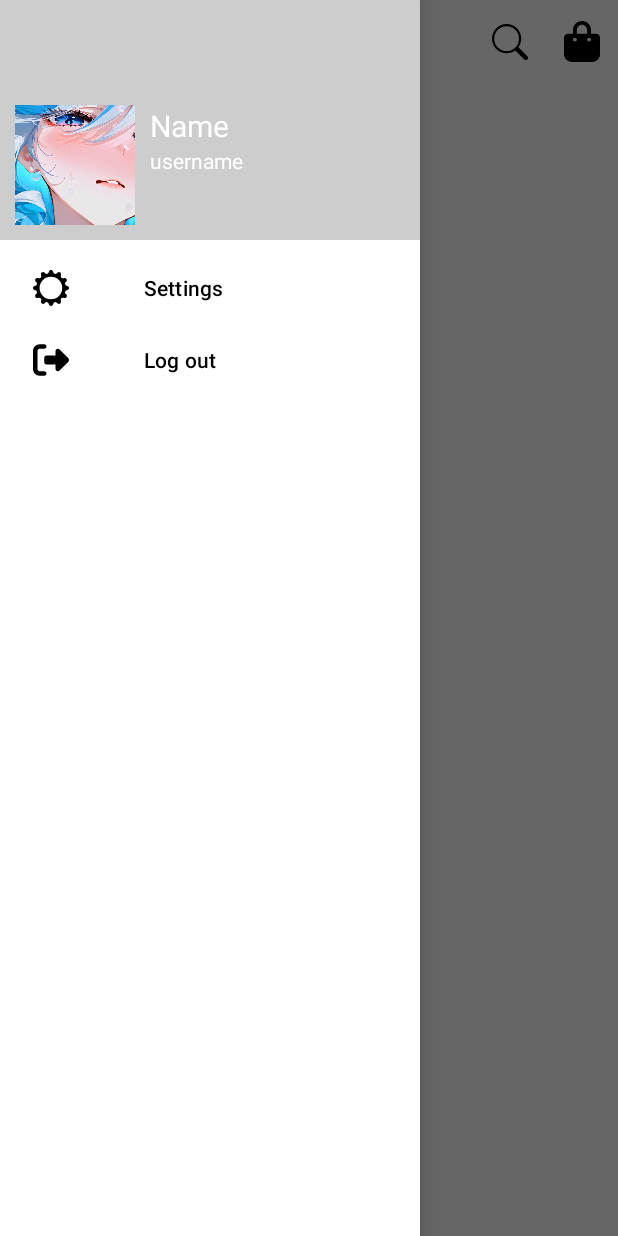
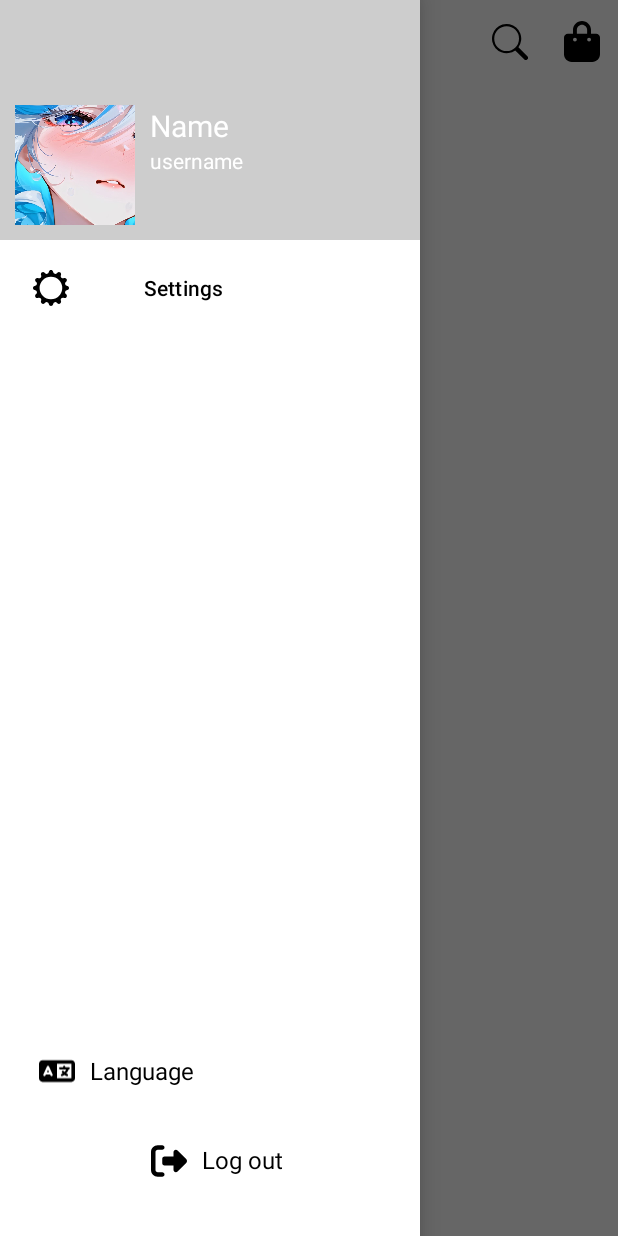
Before and after one commit to hvuitsme/BanzaShoes, an Android app: the screen it shows after launch (MainActivity), with the side drawer open, on a phone screen of 412 x 824 dp. Run offline under Robolectric (Android 15) with nearby library versions, the phone set to English and light mode, and no system bars.

Commit message:
update nav footer

```diff
--- a/app/src/main/res/drawable/ic_logout.xml
+++ b/app/src/main/res/drawable/ic_logout.xml
@@ -1,5 +1,5 @@
 <vector xmlns:android="http://schemas.android.com/apk/res/android" android:height="24dp" android:viewportHeight="512" android:viewportWidth="512" android:width="24dp">
 
-    <path android:fillColor="#FF000000" android:pathData="M377.9,105.9L500.7,228.7c7.2,7.2 11.3,17.1 11.3,27.3s-4.1,20.1 -11.3,27.3L377.9,406.1c-6.4,6.4 -15,9.9 -24,9.9c-18.7,0 -33.9,-15.2 -33.9,-33.9l0,-62.1 -128,0c-17.7,0 -32,-14.3 -32,-32l0,-64c0,-17.7 14.3,-32 32,-32l128,0 0,-62.1c0,-18.7 15.2,-33.9 33.9,-33.9c9,0 17.6,3.6 24,9.9zM160,96L96,96c-17.7,0 -32,14.3 -32,32l0,256c0,17.7 14.3,32 32,32l64,0c17.7,0 32,14.3 32,32s-14.3,32 -32,32l-64,0c-53,0 -96,-43 -96,-96L0,128C0,75 43,32 96,32l64,0c17.7,0 32,14.3 32,32s-14.3,32 -32,32z"/>
+    <path android:fillColor="?attr/colorOnPrimary" android:pathData="M377.9,105.9L500.7,228.7c7.2,7.2 11.3,17.1 11.3,27.3s-4.1,20.1 -11.3,27.3L377.9,406.1c-6.4,6.4 -15,9.9 -24,9.9c-18.7,0 -33.9,-15.2 -33.9,-33.9l0,-62.1 -128,0c-17.7,0 -32,-14.3 -32,-32l0,-64c0,-17.7 14.3,-32 32,-32l128,0 0,-62.1c0,-18.7 15.2,-33.9 33.9,-33.9c9,0 17.6,3.6 24,9.9zM160,96L96,96c-17.7,0 -32,14.3 -32,32l0,256c0,17.7 14.3,32 32,32l64,0c17.7,0 32,14.3 32,32s-14.3,32 -32,32l-64,0c-53,0 -96,-43 -96,-96L0,128C0,75 43,32 96,32l64,0c17.7,0 32,14.3 32,32s-14.3,32 -32,32z"/>
 
 </vector>
--- a/app/src/main/res/layout/activity_main.xml
+++ b/app/src/main/res/layout/activity_main.xml
@@ -1,16 +1,17 @@
 <?xml version="1.0" encoding="utf-8"?>
 <androidx.drawerlayout.widget.DrawerLayout xmlns:android="http://schemas.android.com/apk/res/android"
+    xmlns:app="http://schemas.android.com/apk/res-auto"
     xmlns:tools="http://schemas.android.com/tools"
-    xmlns:app="http://schemas.android.com/apk/res-auto"
     android:id="@+id/drawlayout_main"
     android:layout_width="match_parent"
     android:layout_height="match_parent"
-    tools:context=".MainActivity">
+    tools:context=".MainActivity"
+    tools:ignore="ContentDescription">
 
     <FrameLayout
         android:id="@+id/container"
         android:layout_width="match_parent"
-        android:layout_height="match_parent"/>
+        android:layout_height="match_parent" />
 
     <com.google.android.material.navigation.NavigationView
         android:id="@+id/nav_view"
@@ -18,11 +19,77 @@
         android:layout_height="match_parent"
         android:layout_gravity="start"
         app:headerLayout="@layout/nav_header"
-        app:menu="@menu/menu"
+        app:itemIconPadding="50dp"
+        app:itemIconTint="@color/items_selector"
         app:itemTextColor="@color/items_selector"
-        app:itemIconTint="@color/items_selector"
-        app:itemIconPadding="50dp"
         app:layout_constraintStart_toStartOf="parent"
-        />
+        app:menu="@menu/menu">
+
+        <LinearLayout
+            android:layout_width="match_parent"
+            android:layout_height="wrap_content"
+            android:layout_gravity="bottom"
+            android:orientation="vertical"
+            android:layout_marginBottom="30dp"
+            android:paddingHorizontal="16dp">
+
+            <!-- Hàng Language -->
+            <LinearLayout
+                android:id="@+id/ll_language"
+                android:layout_width="match_parent"
+                android:layout_height="wrap_content"
+                android:layout_marginBottom="20dp"
+                android:gravity="center_vertical"
+                android:paddingVertical="8dp"
+                android:clickable="true"
+                android:focusable="true">
+
+                <ImageView
+                    android:id="@+id/ic_language"
+                    android:layout_width="24dp"
+                    android:layout_height="24dp"
+                    android:layout_marginStart="10dp"
+                    android:src="@drawable/ic_language_solid" />
+
+                <TextView
+                    android:id="@+id/tv_language"
+                    android:layout_width="wrap_content"
+                    android:layout_height="wrap_content"
+                    android:layout_marginStart="10dp"
+                    android:text="@string/language"
+                    android:textColor="?attr/colorOnPrimary"
+                    android:textSize="16sp" />
+            </LinearLayout>
+
+            <!-- Hàng Logout -->
+            <LinearLayout
+                android:id="@+id/ll_logout"
+                android:layout_width="match_parent"
+                android:layout_height="wrap_content"
+                android:gravity="center_horizontal"
+                android:paddingVertical="8dp"
+                android:clickable="true"
+                android:focusable="true">
+
+                <ImageView
+                    android:id="@+id/ic_logout"
+                    android:layout_width="24dp"
+                    android:layout_height="24dp"
+                    android:layout_marginStart="10dp"
+                    android:src="@drawable/ic_logout" />
+
+                <TextView
+                    android:id="@+id/tv_logout"
+                    android:layout_width="wrap_content"
+                    android:layout_height="wrap_content"
+                    android:layout_marginStart="10dp"
+                    android:text="@string/logout"
+                    android:textColor="?attr/colorOnPrimary"
+                    android:textSize="16sp" />
+            </LinearLayout>
+
+        </LinearLayout>
+
+    </com.google.android.material.navigation.NavigationView>
 
 </androidx.drawerlayout.widget.DrawerLayout>
--- a/app/src/main/res/layout/fragment_home.xml
+++ b/app/src/main/res/layout/fragment_home.xml
@@ -50,6 +50,8 @@
         android:id="@+id/loadingBg"
         android:layout_height="match_parent"
         android:layout_width="match_parent"
+        android:clickable="true"
+        android:focusable="true"
         android:visibility="gone" />
 
     <ProgressBar
--- a/app/src/main/res/menu/menu.xml
+++ b/app/src/main/res/menu/menu.xml
@@ -10,11 +10,4 @@
             android:title="@string/settings" />
     </group>
 
-    <group android:checkableBehavior="single">
-        <item
-            android:id="@+id/logout"
-            android:icon="@drawable/ic_logout"
-            android:title="@string/logout" />
-    </group>
-
 </menu>
```
